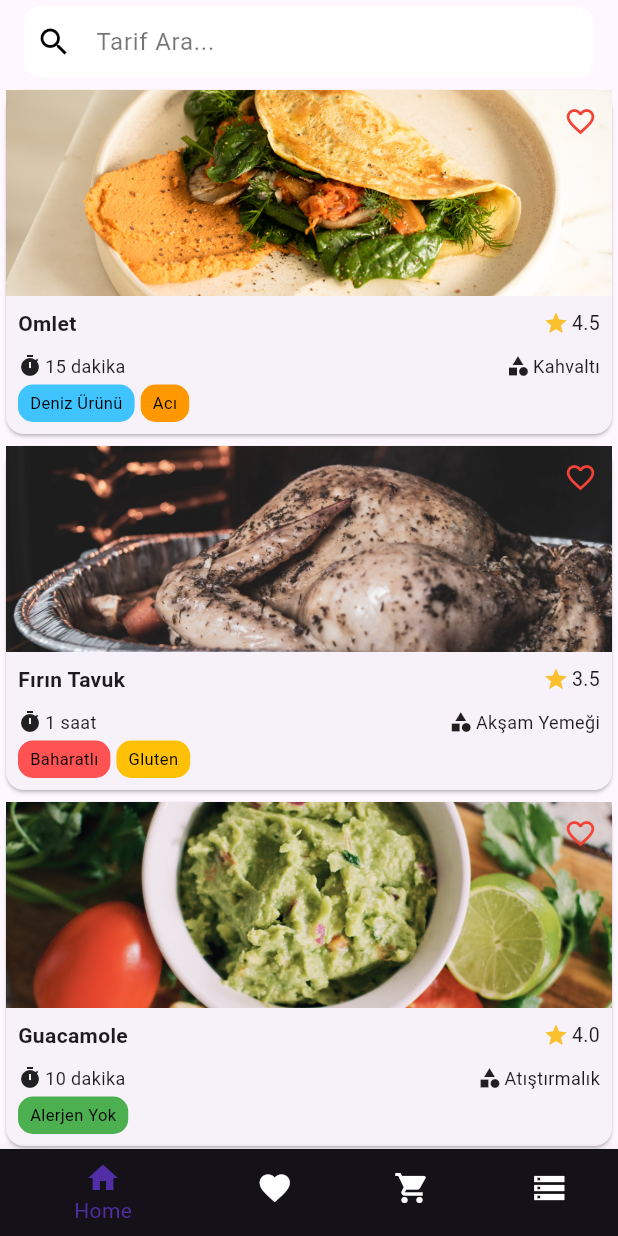
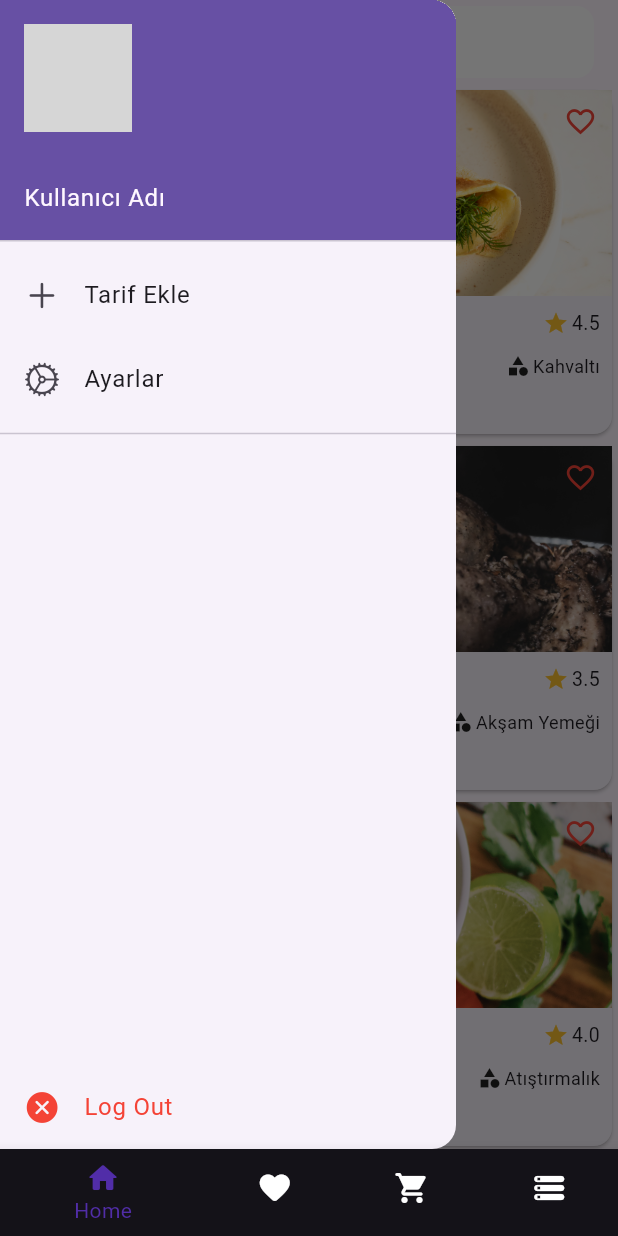
Before and after one commit to EnderCelik0/recipe-wizard, a Flutter app: the screen it shows after launch, with the side drawer open (before the commit the screen has no drawer), on a phone screen of 412 x 824 dp. Run offline on Flutter 3.47's test engine with Material 3 defaults, Android fonts, the light colour scheme and no system bars; our stand-ins replace shared_preferences; grey boxes are pictures that could not be loaded.

Commit message:
add add_recipe page and profile drawer

```diff
--- a/lib/main.dart
+++ b/lib/main.dart
@@ -1,5 +1,6 @@
 import 'package:flutter/material.dart';
 import 'package:flutter/services.dart';
+import 'package:recipe_wizard/pages/add_recipe.dart';
 import 'package:recipe_wizard/pages/bottomNavigation.dart';
 
 void main() {
@@ -33,7 +34,7 @@ class MyApp extends StatelessWidget {
           unselectedItemColor: Colors.white,
         ),
       ),
-      home: BottomNavExample(),
+      home: BottomNavigation(),
     );
   }
 }
--- a/lib/pages/Home.dart
+++ b/lib/pages/Home.dart
@@ -1,5 +1,5 @@
 import 'package:flutter/material.dart';
-import 'package:recipe_wizard/pages/FavRecipe.dart';
+import 'package:recipe_wizard/pages/profile_drawer.dart';
 import 'package:recipe_wizard/pages/recipeDetails.dart';
 
 class Home extends StatefulWidget {
@@ -103,6 +103,7 @@ class _HomeState extends State<Home> {
 
     return MaterialApp(
       home: Scaffold(
+        drawer: ProfileDrawer(),
         appBar: AppBar(
           title: Container(
             padding: EdgeInsets.symmetric(horizontal: 8.0),
--- a/lib/pages/bottomNavigation.dart
+++ b/lib/pages/bottomNavigation.dart
@@ -4,12 +4,12 @@ import 'package:recipe_wizard/pages/Home.dart';
 import 'package:recipe_wizard/pages/ShoppingList.dart';
 import 'package:recipe_wizard/pages/Stock.dart';
 
-class BottomNavExample extends StatefulWidget {
+class BottomNavigation extends StatefulWidget {
   @override
-  _BottomNavExampleState createState() => _BottomNavExampleState();
+  BottomNavigationState createState() => BottomNavigationState();
 }
 
-class _BottomNavExampleState extends State<BottomNavExample> {
+class BottomNavigationState extends State<BottomNavigation> {
   int _currentIndex = 0;
 
   final List<Widget> _pages = [
@@ -32,19 +32,19 @@ class _BottomNavExampleState extends State<BottomNavExample> {
         },
         items: const [
           BottomNavigationBarItem(
-            icon: Icon(Icons.home),
+            icon: Icon(Icons.home_rounded),
             label: 'Home',
           ),
           BottomNavigationBarItem(
-            icon: Icon(Icons.favorite),
+            icon: Icon(Icons.favorite_rounded),
             label: 'Favorite',
           ),
           BottomNavigationBarItem(
-            icon: Icon(Icons.shopping_cart),
+            icon: Icon(Icons.shopping_cart_rounded),
             label: 'Shopping List',
           ),
           BottomNavigationBarItem(
-            icon: Icon(Icons.storage),
+            icon: Icon(Icons.storage_rounded),
             label: 'Stock',
           ),
         ],
--- /dev/null
+++ b/lib/pages/profile_drawer.dart
@@ -0,0 +1,59 @@
+import 'package:flutter/cupertino.dart';
+import 'package:flutter/material.dart';
+import 'package:recipe_wizard/pages/add_recipe.dart';
+
+class ProfileDrawer extends StatelessWidget {
+  @override
+  Widget build(BuildContext context) {
+    return Drawer(
+      child: Column(
+        children: <Widget>[
+          UserAccountsDrawerHeader(
+            accountName: Text('Kullanıcı Adı'),
+            accountEmail: null,
+            currentAccountPicture: CircleAvatar(
+              backgroundImage: AssetImage('assets/profile_image.jpg'),
+            ),
+          ),
+          ListTile(
+            leading: Icon(CupertinoIcons.add),
+            title: Text('Tarif Ekle'),
+            onTap: () {
+              Navigator.pop(context); // Drawer'ı kapat
+              _navigateToAddRecipe(context);
+
+              ;
+            },
+          ),
+          ListTile(
+            leading: Icon(CupertinoIcons.settings),
+            title: Text('Ayarlar'),
+            onTap: () {
+              Navigator.pop(context);
+              // Ayarlar sayfasına yönlendirme işlemleri buraya eklenir
+            },
+          ),
+          Divider(),
+          Spacer(), // Spacer ekledik
+          ListTile(
+            leading:
+                Icon(CupertinoIcons.clear_circled_solid, color: Colors.red),
+            title: Text('Log Out', style: TextStyle(color: Colors.red)),
+            onTap: () {
+              Navigator.pop(context);
+              // Log out işlemleri buraya eklenir
+            },
+          ),
+        ],
+      ),
+    );
+  }
+}
+
+void _navigateToAddRecipe(BuildContext context) {
+  Navigator.push(
+    context,
+    MaterialPageRoute(
+        builder: (context) => AddRecipe()), // AddRecipe sayfasına geçiş
+  );
+}
```
Also changed, not shown: lib/pages/add_recipe.dart (added, +218 -0 lines), 1 other file.
